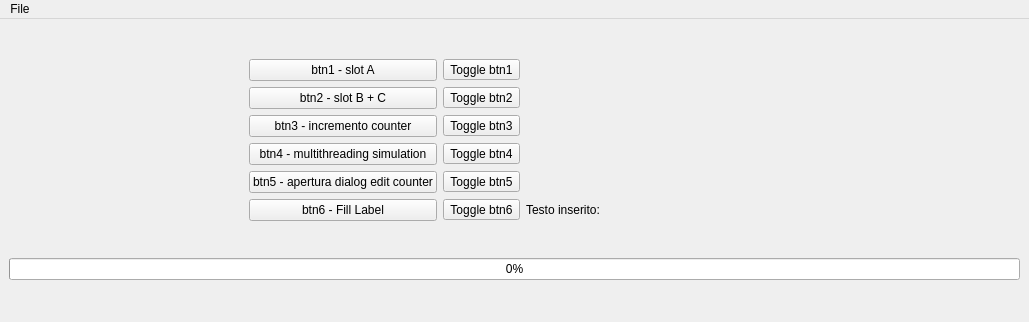
First picture: the form in FinestraPrincipale.ui, repository saccocristian/qt_project1, before the edit.
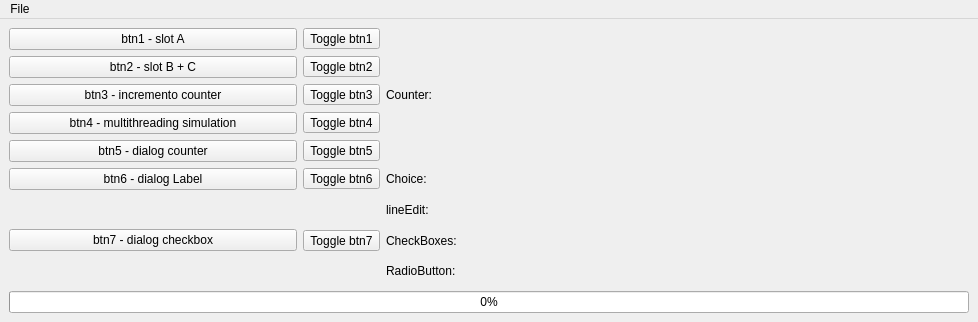
Second picture: the form after the edit.

```diff
--- a/FinestraPrincipale.ui
+++ b/FinestraPrincipale.ui
@@ -9,7 +9,7 @@
    <rect>
     <x>0</x>
     <y>0</y>
-    <width>1029</width>
+    <width>978</width>
     <height>322</height>
    </rect>
   </property>
@@ -23,17 +23,7 @@
    <layout class="QVBoxLayout" name="verticalLayout">
     <item>
      <layout class="QGridLayout" name="gridLayout_2">
-      <item row="0" column="2">
-       <widget class="QToolButton" name="toolButton">
-        <property name="text">
-         <string>Toggle btn1</string>
-        </property>
-        <property name="checkable">
-         <bool>true</bool>
-        </property>
-       </widget>
-      </item>
-      <item row="5" column="2">
+      <item row="5" column="1">
        <widget class="QToolButton" name="toolButton_6">
         <property name="text">
          <string>Toggle btn6</string>
@@ -43,69 +33,21 @@
         </property>
        </widget>
       </item>
-      <item row="3" column="1">
+      <item row="3" column="0">
        <widget class="QPushButton" name="btn4">
         <property name="text">
          <string>btn4 - multithreading simulation</string>
         </property>
        </widget>
       </item>
-      <item row="5" column="3">
-       <widget class="QLabel" name="label">
+      <item row="4" column="0">
+       <widget class="QPushButton" name="btn5">
         <property name="text">
-         <string>Testo inserito:</string>
+         <string>btn5 - dialog counter</string>
         </property>
        </widget>
       </item>
-      <item row="1" column="2">
-       <widget class="QToolButton" name="toolButton_2">
-        <property name="text">
-         <string>Toggle btn2</string>
-        </property>
-        <property name="checkable">
-         <bool>true</bool>
-        </property>
-       </widget>
-      </item>
-      <item row="4" column="2">
-       <widget class="QToolButton" name="toolButton_5">
-        <property name="text">
-         <string>Toggle btn5</string>
-        </property>
-        <property name="checkable">
-         <bool>true</bool>
-        </property>
-       </widget>
-      </item>
-      <item row="5" column="4">
-       <widget class="QLabel" name="label_2">
-        <property name="text">
-         <string/>
-        </property>
-       </widget>
-      </item>
-      <item row="0" column="1">
-       <widget class="QPushButton" name="btn1">
-        <property name="text">
-         <string>btn1 - slot A</string>
-        </property>
-       </widget>
-      </item>
-      <item row="1" column="1">
-       <widget class="QPushButton" name="btn2">
-        <property name="text">
-         <string>btn2 - slot B + C</string>
-        </property>
-       </widget>
-      </item>
-      <item row="5" column="1">
-       <widget class="QPushButton" name="pushButton">
-        <property name="text">
-         <string>btn6 - Fill Label</string>
-        </property>
-       </widget>
-      </item>
-      <item row="2" column="2">
+      <item row="2" column="1">
        <widget class="QToolButton" name="toolButton_3">
         <property name="text">
          <string>Toggle btn3</string>
@@ -115,71 +57,160 @@
         </property>
        </widget>
       </item>
-      <item row="3" column="2">
-       <widget class="QToolButton" name="toolButton_4">
-        <property name="text">
-         <string>Toggle btn4</string>
-        </property>
-        <property name="checkable">
-         <bool>true</bool>
-        </property>
-       </widget>
-      </item>
       <item row="2" column="0">
-       <spacer name="horizontalSpacer">
-        <property name="orientation">
-         <enum>Qt::Horizontal</enum>
-        </property>
-        <property name="sizeType">
-         <enum>QSizePolicy::MinimumExpanding</enum>
-        </property>
-        <property name="sizeHint" stdset="0">
-         <size>
-          <width>40</width>
-          <height>20</height>
-         </size>
-        </property>
-       </spacer>
-      </item>
-      <item row="2" column="1">
        <widget class="QPushButton" name="btn3">
         <property name="text">
          <string>btn3 - incremento counter</string>
         </property>
        </widget>
       </item>
+      <item row="0" column="0">
+       <widget class="QPushButton" name="btn1">
+        <property name="text">
+         <string>btn1 - slot A</string>
+        </property>
+       </widget>
+      </item>
       <item row="4" column="1">
-       <widget class="QPushButton" name="btn5">
+       <widget class="QToolButton" name="toolButton_5">
         <property name="text">
-         <string>btn5 - apertura dialog edit counter</string>
+         <string>Toggle btn5</string>
+        </property>
+        <property name="checkable">
+         <bool>true</bool>
+        </property>
+       </widget>
+      </item>
+      <item row="3" column="1">
+       <widget class="QToolButton" name="toolButton_4">
+        <property name="text">
+         <string>Toggle btn4</string>
+        </property>
+        <property name="checkable">
+         <bool>true</bool>
+        </property>
+       </widget>
+      </item>
+      <item row="0" column="1">
+       <widget class="QToolButton" name="toolButton">
+        <property name="text">
+         <string>Toggle btn1</string>
+        </property>
+        <property name="checkable">
+         <bool>true</bool>
+        </property>
+       </widget>
+      </item>
+      <item row="2" column="2">
+       <widget class="QLabel" name="counterLabel">
+        <property name="text">
+         <string>Counter:</string>
+        </property>
+       </widget>
+      </item>
+      <item row="5" column="0">
+       <widget class="QPushButton" name="btn6">
+        <property name="text">
+         <string>btn6 - dialog Label</string>
+        </property>
+       </widget>
+      </item>
+      <item row="6" column="2">
+       <widget class="QLabel" name="lineEditLabel">
+        <property name="text">
+         <string>lineEdit:</string>
+        </property>
+       </widget>
+      </item>
+      <item row="1" column="0">
+       <widget class="QPushButton" name="btn2">
+        <property name="text">
+         <string>btn2 - slot B + C</string>
+        </property>
+       </widget>
+      </item>
+      <item row="5" column="2">
+       <widget class="QLabel" name="choiceLabel">
+        <property name="text">
+         <string>Choice:</string>
+        </property>
+       </widget>
+      </item>
+      <item row="1" column="1">
+       <widget class="QToolButton" name="toolButton_2">
+        <property name="text">
+         <string>Toggle btn2</string>
+        </property>
+        <property name="checkable">
+         <bool>true</bool>
+        </property>
+       </widget>
+      </item>
+      <item row="7" column="2">
+       <widget class="QLabel" name="checkboxesLabel">
+        <property name="text">
+         <string>CheckBoxes:</string>
+        </property>
+       </widget>
+      </item>
+      <item row="8" column="2">
+       <widget class="QLabel" name="radiobuttonLabel">
+        <property name="text">
+         <string>RadioButton:</string>
+        </property>
+       </widget>
+      </item>
+      <item row="6" column="3">
+       <widget class="QLabel" name="lineEditValueLabel">
+        <property name="text">
+         <string/>
+        </property>
+       </widget>
+      </item>
+      <item row="7" column="3">
+       <widget class="QLabel" name="checkboxesValueLabel">
+        <property name="text">
+         <string/>
+        </property>
+       </widget>
+      </item>
+      <item row="8" column="3">
+       <widget class="QLabel" name="radioButtonValueLabel">
+        <property name="text">
+         <string/>
+        </property>
+       </widget>
+      </item>
+      <item row="5" column="3">
+       <widget class="QLabel" name="labelString">
+        <property name="text">
+         <string/>
         </property>
        </widget>
       </item>
       <item row="2" column="3">
-       <spacer name="horizontalSpacer_2">
-        <property name="orientation">
-         <enum>Qt::Horizontal</enum>
+       <widget class="QLabel" name="counterValueLabel">
+        <property name="text">
+         <string/>
         </property>
-        <property name="sizeHint" stdset="0">
-         <size>
-          <width>40</width>
-          <height>20</height>
-         </size>
+       </widget>
+      </item>
+      <item row="6" column="0" rowspan="3">
+       <widget class="QPushButton" name="btn7">
+        <property name="text">
+         <string>btn7 - dialog checkbox</string>
         </property>
-       </spacer>
+       </widget>
       </item>
-      <item row="5" column="5">
-       <spacer name="horizontalSpacer_3">
-        <property name="orientation">
-         <enum>Qt::Horizontal</enum>
+      <item row="7" column="1">
+       <widget class="QToolButton" name="toolButton_7">
+        <property name="text">
+         <string>Toggle btn7</string>
         </property>
-        <property name="sizeHint" stdset="0">
-         <size>
-          <width>40</width>
-          <height>20</height>
-         </size>
+        <property name="checkable">
+         <bool>true</bool>
         </property>
-       </spacer>
+       </widget>
       </item>
      </layout>
     </item>
@@ -197,7 +228,7 @@
     <rect>
      <x>0</x>
      <y>0</y>
-     <width>1029</width>
+     <width>978</width>
      <height>21</height>
     </rect>
    </property>
```
Left out of the diff: 66 changed lines with no effect on the pictures.
